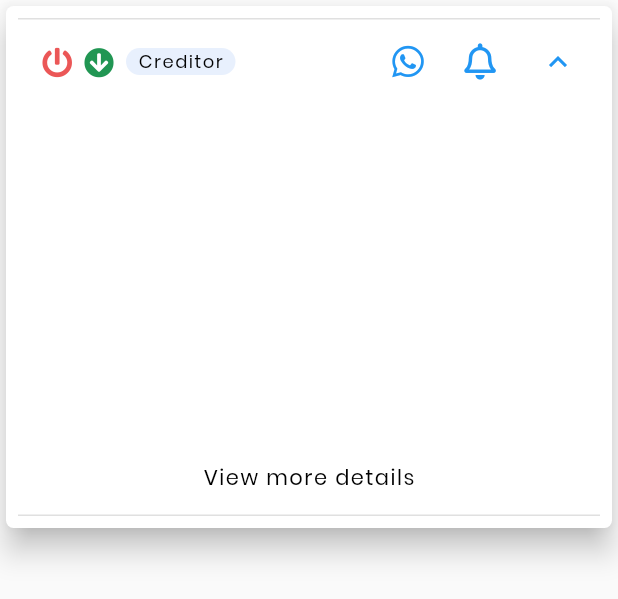
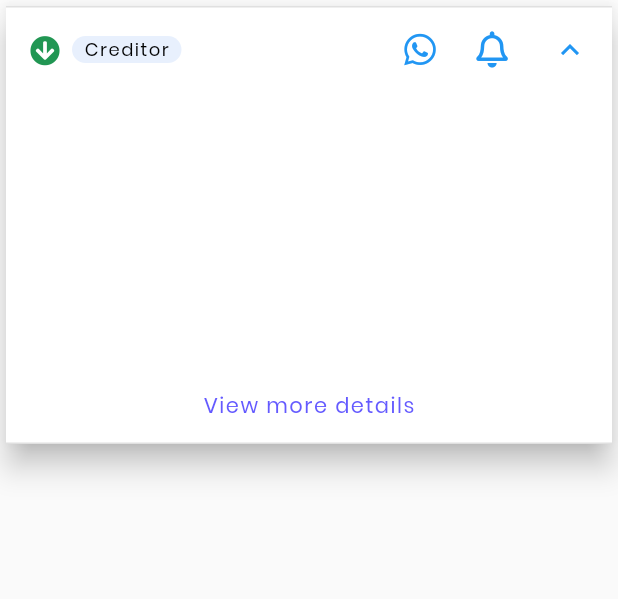
Before and after one commit to TallyAssist/TallyAssist, a Flutter app: the LedgerCard widget shown alone on an empty page, opened directly with empty values, after a tap on "Creditor", on a phone screen of 412 x 824 dp. Shown: the top 599 px of the screen. Run offline on Flutter 3.47's test engine with Material 2 defaults, Android fonts, the phone set to English and light mode, and no system bars; our stand-ins replace cloud_firestore, firebase_auth, firebase_storage, font_awesome_flutter, image_picker, pdf and 2 more; missing offline and left inert: contact_picker, esys_flutter_share, flutter_full_pdf_viewer; accounts and stored records are empty; project files that could hold a hidden picture were left out.

Commit message:
some ledger view UI changes

```diff
--- a/lib/ui/widgets/childdetailcard.dart
+++ b/lib/ui/widgets/childdetailcard.dart
@@ -15,7 +15,7 @@ class ChildDetailCard extends StatelessWidget {
     return Column(children: <Widget>[
     Row(children: <Widget>[
     Container(
-      width: MediaQuery.of(context).size.width / 1.45,
+      width: MediaQuery.of(context).size.width / 1.35,
       child: Text(_title1,
             overflow: TextOverflow.ellipsis,
             maxLines: 1,
--- a/lib/ui/widgets/partyscreen/ledgercard.dart
+++ b/lib/ui/widgets/partyscreen/ledgercard.dart
@@ -19,12 +19,12 @@ class LedgerCard extends StatelessWidget {
   final String info2;
   final String title3;
   final String info3;
-  final String title4;
-  final String info4;
+  // final String title4;
+  // final String info4;
   final LedgerItem ledgerItem;
 
 
-  LedgerCard({this.category, this.childdetailCard, this.title1, this.info1, this.title2, this.info2, this.title3, this.info3, this.title4, this.info4, this.ledgerItem});
+  LedgerCard({this.category, this.childdetailCard, this.title1, this.info1, this.title2, this.info2, this.title3, this.info3, this.ledgerItem});
 
   @override
   Widget build(BuildContext context) {
@@ -105,18 +105,18 @@ else {
           borderRadius: BorderRadius.all(Radius.circular(5.0))),
       elevation: 8.0,
       // margin: spacer.all.xxs,
-      child: Padding(
-              padding: spacer.all.xxs,
       child: ExpansionTile(
           backgroundColor: Colors.white,
+          subtitle: childdetailCard,
+
   title: Column(
             crossAxisAlignment: CrossAxisAlignment.start,
             children: <Widget>[
       Row(
         children: <Widget>[
 
-                _changeActiveStatus(),
-                  SizedBox(width: 8.0,),
+        // _changeActiveStatus(),
+        //   SizedBox(width: 8.0,),
         _changeReceivables(),
           SizedBox(width: 8.0,),
           _changeCreditorDebtor(),
@@ -141,10 +141,10 @@ else {
         } ),
 
 
-
         ]
       ),
-              childdetailCard,
+
+
             ],
           ),
           children: <Widget>[
@@ -177,24 +177,25 @@ else {
           Text(info3),
         ],
       ),
-            ),Padding(
-              padding: spacer.all.xxs,
-              child: Row(
-                children: <Widget>[
-                  Text(title4),
-                  Spacer(),
-                  Text(info4),
-                ],
             ),
-            ),
+            // Padding(
+            //   padding: spacer.all.xxs,
+            //   child: Row(
+            //     children: <Widget>[
+            //       Text(title4),
+            //       Spacer(),
+            //       Text(info4),
+            //     ],
+            //   ),
+            // ),
             FlatButton(onPressed: () => Navigator.of(context).pushReplacementNamed('/ledgerview'),
             child: Text('View more details',
-            style: Theme.of(context).textTheme.bodyText1
+            style: Theme.of(context).textTheme.bodyText1.copyWith(color: TassistMenuBg),
+
             )
             )
           ],
         ),
-      ),
     );
   }
 }
--- a/lib/ui/widgets/partyscreen/ledgertile-new.dart
+++ b/lib/ui/widgets/partyscreen/ledgertile-new.dart
@@ -44,7 +44,7 @@ class LedgerItemTileNew  extends StatelessWidget {
       title2: 'Last Sale ',
       info2: _formatDate(ledgerItem.lastSalesDate),
       title3: 'Last Receipt', info3: _formatDate(ledgerItem.lastReceiptDate),
-      title4: 'Top Item', info4: 'Coming Soon!',
+      // title4: 'Top Item', info4: 'Coming Soon!',
       ledgerItem: ledgerItem,);
   }
   else {
@@ -60,7 +60,7 @@ class LedgerItemTileNew  extends StatelessWidget {
       title2: 'Last Purchase ',
       info2: _formatDate(ledgerItem.lastPurchaseDate),
       title3: 'Last Payment', info3: _formatDate(ledgerItem.lastPaymentDate),
-      title4: 'Top Item', info4: 'Coming Soon!',
+      // title4: 'Top Item', info4: 'Coming Soon!',
       ledgerItem: ledgerItem,);
 
 
```
Also changed, not shown: lib/ui/views/productinput.dart (+33 -15 lines). Lines whose indentation alone changed are shown as unchanged.
